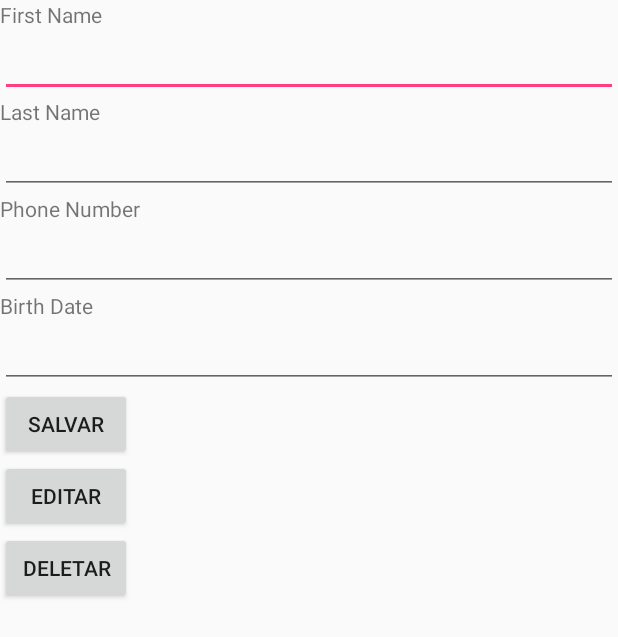
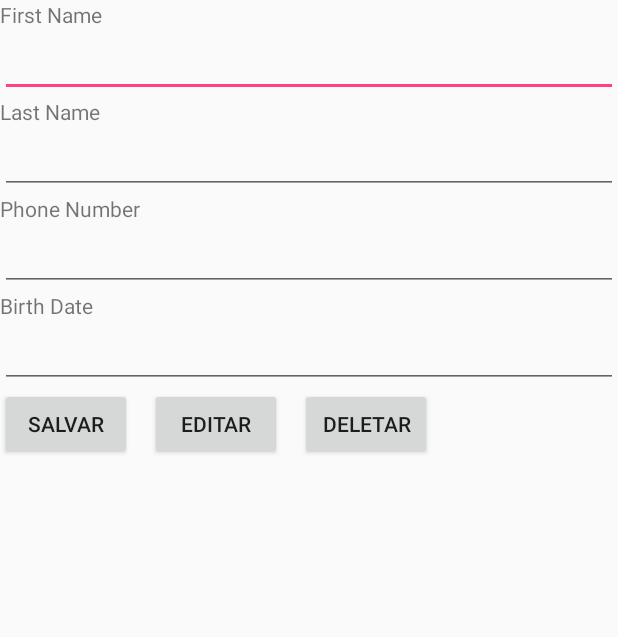
Before and after one commit to brunocroh/SimpleAndroidVolley, an Android app: the EmployeeActivity screen opened directly, with no data from a screen before it, on a phone screen of 412 x 824 dp. Shown: the top 637 px of the screen. Run offline under Robolectric (Android 15) with nearby library versions, the phone set to English and light mode, and no system bars; our stand-ins replace Volley; network calls fail; 1 statement that could not run was skipped.

Commit message:
Tratando Employee

```diff
--- a/app/src/main/res/layout/activity_employee.xml
+++ b/app/src/main/res/layout/activity_employee.xml
@@ -2,7 +2,7 @@
     xmlns:tools="http://schemas.android.com/tools"
     android:layout_width="match_parent"
     android:layout_height="match_parent"
-    android:orientation="vertical" >
+    android:orientation="vertical">
 
     <TextView
         android:id="@+id/tvEmployeeFirstName"
@@ -59,6 +59,10 @@
         android:ems="10"
         android:inputType="date" />
 
+    <RelativeLayout
+        android:layout_width="wrap_content"
+        android:layout_height="wrap_content">
+
         <Button
             android:id="@+id/btnEmployeeSalvar"
             android:layout_width="wrap_content"
@@ -69,13 +73,18 @@
             android:id="@+id/btnEmployeeEditar"
             android:layout_width="wrap_content"
             android:layout_height="wrap_content"
+            android:layout_marginLeft="100dp"
             android:text="Editar" />
 
         <Button
             android:id="@+id/btnEmployeeDeletar"
             android:layout_width="wrap_content"
             android:layout_height="wrap_content"
+            android:layout_marginLeft="200dp"
             android:text="Deletar" />
+
+    </RelativeLayout>
+
     <ListView
 	    android:id="@+id/listview"
 	    android:layout_width="wrap_content"
```
Also changed, not shown: app/src/main/java/br/com/senaigo/mobile/northwindtrandersrest/activities/EmployeeActivity.java (+44 -0 lines), app/src/main/res/mipmap-mdpi/imagem.jpg (added), app/src/main/res/mipmap-mdpi/imagemdddd.jpg (added). Lines whose indentation alone changed are shown as unchanged.
